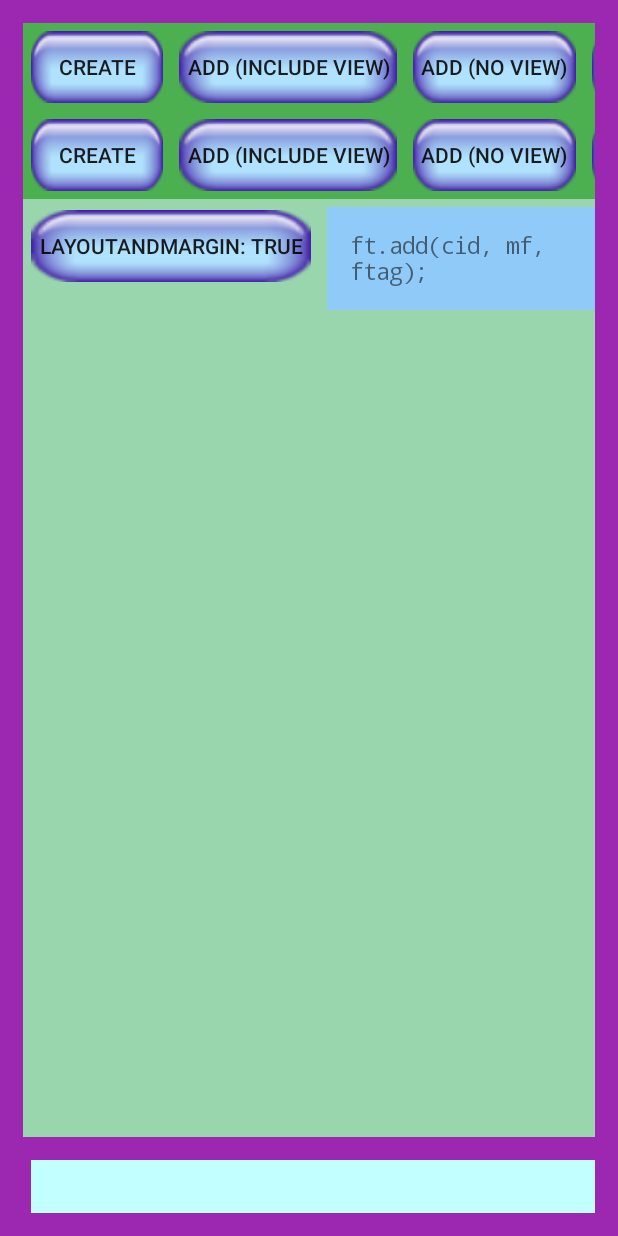
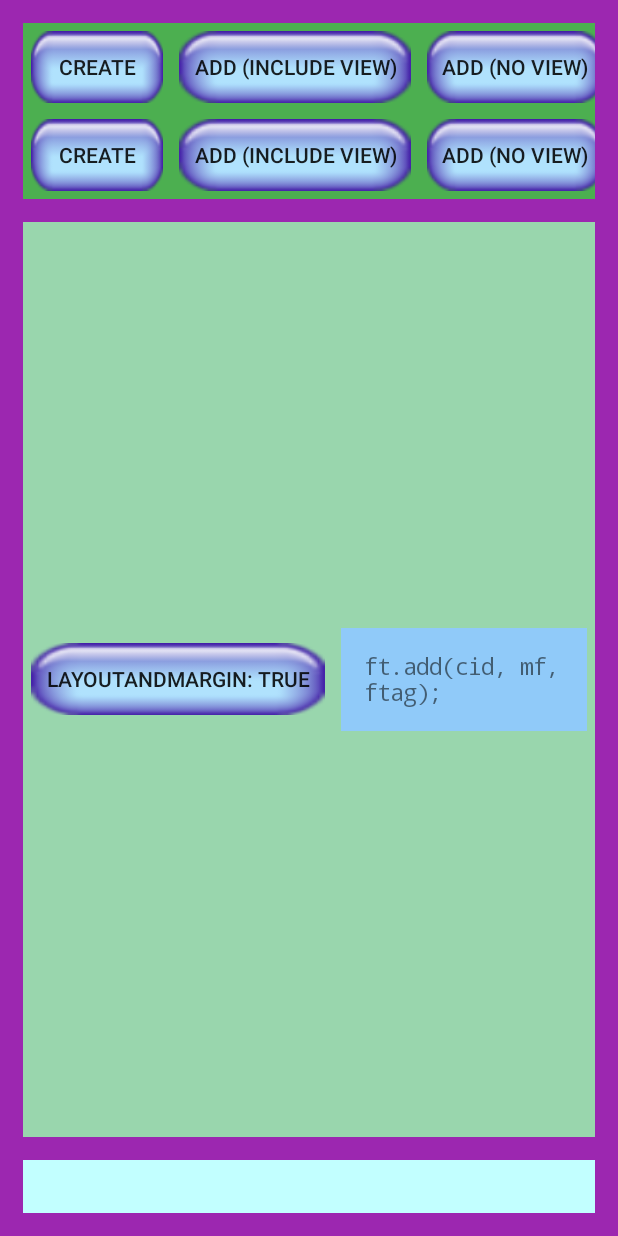
Before and after one commit to rameshvoltella/FragmentLifecycleToybox, an Android app: the screen it shows after launch (MainActivity), after a tap on "ADD (INCLUDE VIEW)", on a phone screen of 412 x 824 dp. Run offline under Robolectric (Android 15) with nearby library versions, the light colour scheme and no system bars; 1 other tap on this screen came first.

```diff
--- a/app/src/main/java/com/barryholroyd/fragmentlifedemo/ActivityPrintStates.java
+++ b/app/src/main/java/com/barryholroyd/fragmentlifedemo/ActivityPrintStates.java
@@ -99,7 +99,8 @@ public class ActivityPrintStates extends Activity
   //</editor-fold>
   //<editor-fold desc="SUPPORT METHODS">
   private void runme(String label) {
-    trace.log(label);
+    String msg = String.format("this=%s", Trace.getIdHc(this));
+    trace.log(label, msg);
   }
   //</editor-fold>
 }
--- a/app/src/main/java/com/barryholroyd/fragmentlifedemo/FragmentPrintStates.java
+++ b/app/src/main/java/com/barryholroyd/fragmentlifedemo/FragmentPrintStates.java
@@ -250,7 +250,8 @@ public class FragmentPrintStates extends Fragment
   //</editor-fold>
   //<editor-fold desc="SUPPORT METHODS">
   private void runme(String label) {
-    trace.log(label);
+	String msg = String.format("this=%s", Trace.getIdHc(this));
+	trace.log(label, msg);
   }
   //</editor-fold>
 }
--- a/app/src/main/java/com/barryholroyd/fragmentlifedemo/MainActivity.java
+++ b/app/src/main/java/com/barryholroyd/fragmentlifedemo/MainActivity.java
@@ -60,11 +60,13 @@ public class MainActivity extends ActivityPrintStates
 		super.onCreate(savedInstanceState);
 		InfoImpl  info  = new InfoImpl(this);
 		trace = new Trace(Trace.LOGTAG_APP, Trace.SEP_APP, info);
-		trace.log("(start up)", String.format("%s: %#x", "R.id.buttonset1", R.id.buttonset1));
-		trace.log("(start up)", String.format("%s: %#x", "R.id.buttonset2", R.id.buttonset2));
+		trace.log("(onCreate())",
+			String.format(
+				"Before setContentView(): R.id.buttonset1=%#x, R.id.buttonset2=%#x",
+				R.id.buttonset1, R.id.buttonset2));
 		setContentView(R.layout.activity_main);
 		Trace.init(this);
-		trace.log("(start up)", "LOG PANE: INITIALIZED.");
+		trace.log("onCreate()", "After setContentView(): log pane has been initialized.");
 
 		Button b = (Button) findViewById(R.id.button_toggle_lamt);
 		b.setText(String.format("LayoutAndMargin: %b", trace_layout_and_measure));
--- a/app/src/main/java/com/barryholroyd/fragmentlifedemo/MyFragmentStatic.java
+++ b/app/src/main/java/com/barryholroyd/fragmentlifedemo/MyFragmentStatic.java
@@ -4,7 +4,7 @@ import android.os.Bundle;
 import android.view.LayoutInflater;
 import android.view.View;
 import android.view.ViewGroup;
-import android.widget.TextView;
+import android.widget.FrameLayout;
 
 /**
  * Created by Barry on 10/15/2015.
@@ -21,10 +21,17 @@ public class MyFragmentStatic extends FragmentPrintStates
 	public View onCreateView(LayoutInflater inflater, ViewGroup container, Bundle savedInstanceState) {
 
 		// For static fragments, the container is always null at this point (verify).
-		TextView tv = (TextView) inflater.inflate(R.layout.static_textview_to_inflate, null, false);
-		String s = String.format("Inflated static_textview_to_inflate [%s]", Trace.getIdHc(tv));
-		trace.log("onCreateView()", "New: " + s);
+		FrameLayout fl = (FrameLayout) inflater.inflate(
+			R.layout.static_textview_to_inflate, null, false);
 
-		return tv;
+//		String s = String.format("Inflated static_textview_to_inflate [%s]", Trace.getIdHc(tv));
+//		trace.log("onCreateView()", "New: " + s);
+
+
+//		TextView tv = (TextView) inflater.inflate(R.layout.static_textview_to_inflate, null, false);
+//		String s = String.format("Inflated static_textview_to_inflate [%s]", Trace.getIdHc(tv));
+//		trace.log("onCreateView()", "New: " + s);
+//		return tv;
+		return fl;
 	}
 }
--- a/app/src/main/java/com/barryholroyd/fragmentlifedemo/Trace.java
+++ b/app/src/main/java/com/barryholroyd/fragmentlifedemo/Trace.java
@@ -112,14 +112,11 @@ class Trace {
 		}
 		String leader = String.format("%s %s:", sep, label);
 		String s = String.format("%-32s Data:[%s] Msg:[%s]", leader, data, msg);
+		if (log_pane == null)
+			s += " Log Pane:[SKIPPING]";
+		else
+			log_pane.append(s + '\n');
 		bh.log(s);
-		if (log_pane != null)
-			log_pane.append(s + '\n');
-		else {
-			String s2 = String.format("%-30s Data:[%s] Msg:[%s]",
-				leader, data, "LOG PANE: SKIPPING.");
-			bh.log(s2);
-		}
 	}
 	//</editor-fold>
 }
--- a/app/src/main/res/layout/activity_main.xml
+++ b/app/src/main/res/layout/activity_main.xml
@@ -23,9 +23,13 @@
     </HorizontalScrollView>
     <LinearLayout
         android:orientation="horizontal"
-        android:layout_width="wrap_content"
+        android:layout_width="match_parent"
         android:layout_height="wrap_content"
         android:background="@color/lightgreen"
+        android:gravity="center_vertical"
+        android:layout_gravity="center_vertical"
+        android:layout_marginTop="15dp"
+        android:layout_marginBottom="15dp"
         >
         <Button
             style="@style/ButtonStyle"
@@ -37,23 +41,18 @@
             android:hint="code hints will appear here"
             android:id="@+id/code_pane"
             />
-    <!--</LinearLayout>-->
-    <!--<LinearLayout-->
-        <!--android:orientation="horizontal"-->
-        <!--android:layout_width="wrap_content"-->
-        <!--android:layout_height="wrap_content">-->
         <!-- Comment out the following to turn off the static fragment traces. -->
-        <fragment
-            class="com.barryholroyd.fragmentlifedemo.MyFragmentStatic"
-            android:layout_width="wrap_content"
-            android:layout_height="wrap_content"
-            android:background="@color/orange_200"
-            android:layout_marginStart="5dp"
-            android:layout_marginTop="15dp"
-            android:padding="15dp"
-            android:id="@+id/my_fragment_static"
-            >
-        </fragment>
+        <!--<fragment-->
+            <!--class="com.barryholroyd.fragmentlifedemo.MyFragmentStatic"-->
+            <!--android:layout_width="wrap_content"-->
+            <!--android:layout_height="wrap_content"-->
+            <!--android:background="@color/orange_200"-->
+            <!--android:layout_marginStart="5dp"-->
+            <!--android:layout_marginTop="15dp"-->
+            <!--android:padding="15dp"-->
+            <!--android:id="@+id/my_fragment_static"-->
+            <!-->-->
+        <!--</fragment>-->
         <com.barryholroyd.fragmentlifedemo.FldLinearLayout
             style="@style/FragmentPaneStyle"
             android:id="@+id/container1"
--- a/app/src/main/res/values/styles.xml
+++ b/app/src/main/res/values/styles.xml
@@ -18,7 +18,20 @@
         <item name="android:layout_height">wrap_content</item>
         <item name="android:background">@drawable/button_blue_light</item>
         <item name="android:layout_margin">5dp</item>
-        <item name="android:padding">5dp</item>
+        <item name="android:paddingStart">10dp</item>
+        <item name="android:paddingEnd">10dp</item>
+        <item name="android:paddingTop">5dp</item>
+        <item name="android:paddingBottom">5dp</item>
+    </style>
+    <style name="InflatedTextView">
+        <item name="android:layout_width">wrap_content</item>
+        <item name="android:layout_height">wrap_content</item>
+        <item name="android:background">@color/pink_200</item>
+        <!--<item name="android:layout_marginStart">5dp</item>-->
+        <!--<item name="android:layout_marginTop">5dp</item>-->
+        <item name="android:layout_gravity">center_vertical</item>
+        <item name="android:gravity">center_vertical</item>
+        <!--<item name="android:padding">15dp</item>-->
     </style>
     <style name="FragmentPaneStyle">
         <item name="android:orientation">vertical</item>
@@ -26,24 +39,23 @@
         <item name="android:layout_height">wrap_content</item>
         <item name="android:background">@color/pink_200</item>
         <item name="android:layout_marginStart">5dp</item>
-        <item name="android:layout_marginTop">15dp</item>
+        <!--<item name="android:layout_marginTop">5dp</item>-->
+        <item name="android:layout_gravity">center_vertical</item>
         <item name="android:padding">15dp</item>
     </style>
     <style name="CodePaneStyle">
         <item name="android:layout_width">wrap_content</item>
         <item name="android:layout_height">wrap_content</item>
         <item name="android:background">@color/blue_200</item>
-        <item name="android:layout_marginStart">5dp</item>
-        <item name="android:layout_marginTop">5dp</item>
+        <item name="android:layout_margin">5dp</item>
+        <item name="android:layout_gravity">center_vertical</item>
         <item name="android:padding">15dp</item>
     </style>
     <style name="LogPaneStyle">
         <item name="android:layout_width">wrap_content</item>
         <item name="android:layout_height">match_parent</item>
         <item name="android:background">@color/lightblue</item>
-        <item name="android:layout_marginStart">5dp</item>
-        <item name="android:layout_marginTop">15dp</item>
-        <item name="android:padding">15dp</item>
+        <item name="android:padding">10dp</item>
         <item name="android:gravity">bottom</item>
         <item name="android:scrollbars">horizontal|vertical</item>
     </style>
```
Also changed, not shown: app/src/main/res/layout/static_textview_to_inflate.xml (+13 -9 lines).
